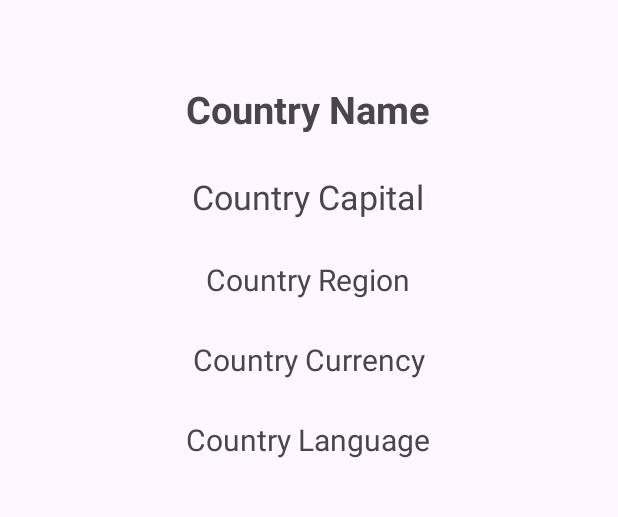
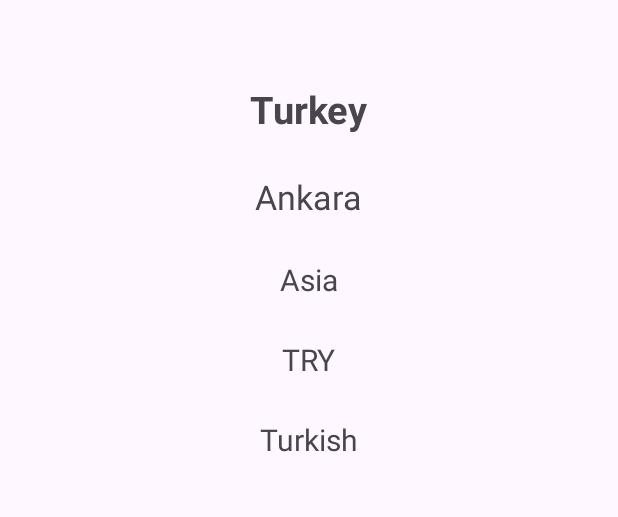
Before and after one commit to cemoner/Countries-App, an Android app: the fragment CountryFragment shown on its own in the app's theme, on a phone screen of 412 x 824 dp, the part 375-892 px from its top. Run offline under Robolectric (Android 15) with nearby library versions, the phone set to English and light mode, and no system bars; our stand-ins replace data binding.

Commit message:
add viewmodels and recyclerview

```diff
--- a/app/src/main/AndroidManifest.xml
+++ b/app/src/main/AndroidManifest.xml
@@ -13,7 +13,7 @@
         android:theme="@style/Theme.KotlinCountries"
         tools:targetApi="31" >
         <activity
-            android:name=".view.MainActivity"
+            android:name=".view.fragments.MainActivity"
             android:exported="true" >
             <intent-filter>
                 <action android:name="android.intent.action.MAIN" />
--- /dev/null
+++ b/app/src/main/java/com/example/kotlincountries/model/entities/Country.kt
@@ -0,0 +1,10 @@
+package com.example.kotlincountries.model.entities
+
+data class Country(
+    val countryName: String?,
+    val countryCapital: String?,
+    val countryRegion: String?,
+    val countryCurrency: String?,
+    val imageUrl:String?,
+    val countryLanguage: String?
+)
--- a/app/src/main/java/com/example/kotlincountries/view/CountryFragment.kt
+++ /dev/null
@@ -1,34 +0,0 @@
-package com.example.kotlincountries.view
-
-import android.os.Bundle
-import androidx.fragment.app.Fragment
-import android.view.LayoutInflater
-import android.view.View
-import android.view.ViewGroup
-import com.example.kotlincountries.R
-
-class CountryFragment : Fragment() {
-
-    private var countryID = 0
-
-    override fun onCreate(savedInstanceState: Bundle?) {
-        super.onCreate(savedInstanceState)
-    }
-
-    override fun onCreateView(
-        inflater: LayoutInflater, container: ViewGroup?,
-        savedInstanceState: Bundle?
-    ): View? {
-        // Inflate the layout for this fragment
-        return inflater.inflate(R.layout.fragment_country, container, false)
-    }
-
-    override fun onViewCreated(view: View, savedInstanceState: Bundle?) {
-        super.onViewCreated(view, savedInstanceState)
-
-        arguments?.let {
-            countryID = CountryFragmentArgs.fromBundle(it).countryID
-        }
-
-    }
-}
--- /dev/null
+++ b/app/src/main/java/com/example/kotlincountries/view/fragments/CountryFragment.kt
@@ -0,0 +1,50 @@
+package com.example.kotlincountries.view.fragments
+
+import android.os.Bundle
+import androidx.fragment.app.Fragment
+import android.view.LayoutInflater
+import android.view.View
+import android.view.ViewGroup
+import android.widget.TextView
+import androidx.lifecycle.Observer
+import androidx.lifecycle.ViewModelProvider
+import com.example.kotlincountries.R
+import com.example.kotlincountries.viewmodels.CountryViewModel
+
+class CountryFragment : Fragment() {
+
+    private lateinit var viewModel:CountryViewModel
+
+    override fun onCreate(savedInstanceState: Bundle?) {
+        super.onCreate(savedInstanceState)
+    }
+
+    override fun onCreateView(
+        inflater: LayoutInflater, container: ViewGroup?,
+        savedInstanceState: Bundle?
+    ): View? {
+        // Inflate the layout for this fragment
+        return inflater.inflate(R.layout.fragment_country, container, false)
+    }
+
+    override fun onViewCreated(view: View, savedInstanceState: Bundle?) {
+        super.onViewCreated(view, savedInstanceState)
+
+        viewModel = ViewModelProvider(this).get(CountryViewModel::class.java)
+        viewModel.getDataFromRoom()
+
+        observeLiveData(view)
+    }
+
+    private fun observeLiveData(view: View){
+        viewModel.countryLiveData.observe(viewLifecycleOwner, Observer {
+            it?.let {
+                view.findViewById<TextView>(R.id.countryName).text = it.countryName
+                view.findViewById<TextView>(R.id.countryRegion).text = it.countryRegion
+                view.findViewById<TextView>(R.id.countryCapital).text = it.countryCapital
+                view.findViewById<TextView>(R.id.countryCurrency).text = it.countryCurrency
+                view.findViewById<TextView>(R.id.countryLanguage).text = it.countryLanguage
+            }
+        })
+    }
+}
--- a/app/src/main/java/com/example/kotlincountries/view/MainActivity.kt
+++ b/app/src/main/java/com/example/kotlincountries/view/fragments/MainActivity.kt
@@ -1,4 +1,4 @@
-package com.example.kotlincountries.view
+package com.example.kotlincountries.view.fragments
 
 import android.os.Bundle
 import androidx.activity.enableEdgeToEdge
--- /dev/null
+++ b/app/src/main/java/com/example/kotlincountries/viewmodels/CountryViewModel.kt
@@ -0,0 +1,16 @@
+package com.example.kotlincountries.viewmodels
+
+import androidx.lifecycle.MutableLiveData
+import androidx.lifecycle.ViewModel
+import com.example.kotlincountries.model.entities.Country
+
+class CountryViewModel:ViewModel() {
+
+    val countryLiveData = MutableLiveData<Country>()
+
+    fun getDataFromRoom(){
+        val country = Country("Turkey","Ankara","Asia","TRY","www.ss.com","Turkish")
+            countryLiveData.value = country
+    }
+
+}
--- a/app/src/main/res/layout/activity_main.xml
+++ b/app/src/main/res/layout/activity_main.xml
@@ -5,7 +5,7 @@
     android:id="@+id/main"
     android:layout_width="match_parent"
     android:layout_height="match_parent"
-    tools:context=".view.MainActivity">
+    tools:context=".view.fragments.MainActivity">
 
     <androidx.fragment.app.FragmentContainerView
         android:id="@+id/fragmentContainerView"
--- a/app/src/main/res/layout/fragment_country.xml
+++ b/app/src/main/res/layout/fragment_country.xml
@@ -7,7 +7,7 @@
         android:id="@+id/country_relative"
         android:layout_width="match_parent"
         android:layout_height="match_parent"
-        tools:context=".view.CountryFragment">
+        tools:context=".view.fragments.CountryFragment">
 
         <ImageView
             android:id="@+id/flagImage"
--- a/app/src/main/res/layout/fragment_feed.xml
+++ b/app/src/main/res/layout/fragment_feed.xml
@@ -10,13 +10,13 @@
         android:id="@+id/swipeRefreshLayout"
         android:layout_width="match_parent"
         android:layout_height="match_parent"
-        tools:context=".view.FeedFragment">
+        tools:context=".view.fragments.FeedFragment">
 
         <androidx.constraintlayout.widget.ConstraintLayout
             android:id="@+id/feed_constraint"
             android:layout_width="match_parent"
             android:layout_height="match_parent"
-            tools:context=".view.FeedFragment">
+            tools:context=".view.fragments.FeedFragment">
 
 
 
@@ -34,7 +34,7 @@
                 app:layout_constraintTop_toTopOf="parent" />
 
             <TextView
-                android:id="@+id/error"
+                android:id="@+id/countryError"
                 android:layout_width="wrap_content"
                 android:layout_height="wrap_content"
                 android:text="Error! Try Again"
--- a/app/src/main/res/navigation/navigation.xml
+++ b/app/src/main/res/navigation/navigation.xml
@@ -7,7 +7,7 @@
 
     <fragment
         android:id="@+id/countryFragment"
-        android:name="com.example.kotlincountries.view.CountryFragment"
+        android:name="com.example.kotlincountries.view.fragments.CountryFragment"
         android:label="fragment_country"
         tools:layout="@layout/fragment_country" >
         <action
@@ -20,7 +20,7 @@
     </fragment>
     <fragment
         android:id="@+id/feedFragment"
-        android:name="com.example.kotlincountries.view.FeedFragment"
+        android:name="com.example.kotlincountries.view.fragments.FeedFragment"
         android:label="fragment_feed"
         tools:layout="@layout/fragment_feed" >
         <action
```
Also changed, not shown: app/src/main/java/com/example/kotlincountries/view/FeedFragment.kt (deleted, +0 -33 lines), app/src/main/java/com/example/kotlincountries/view/adapters/CountryAdapter.kt (added, +43 -0 lines), app/src/main/java/com/example/kotlincountries/view/fragments/FeedFragment.kt (added, +91 -0 lines), app/src/main/java/com/example/kotlincountries/viewmodels/FeedViewModel.kt (added, +22 -0 lines).
